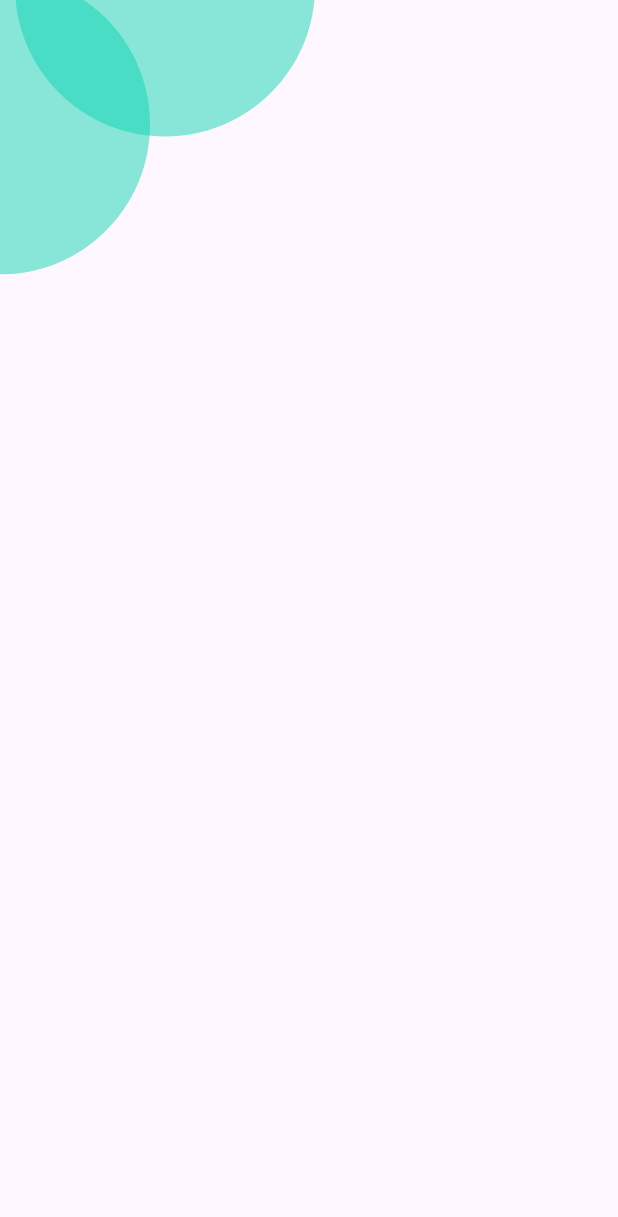
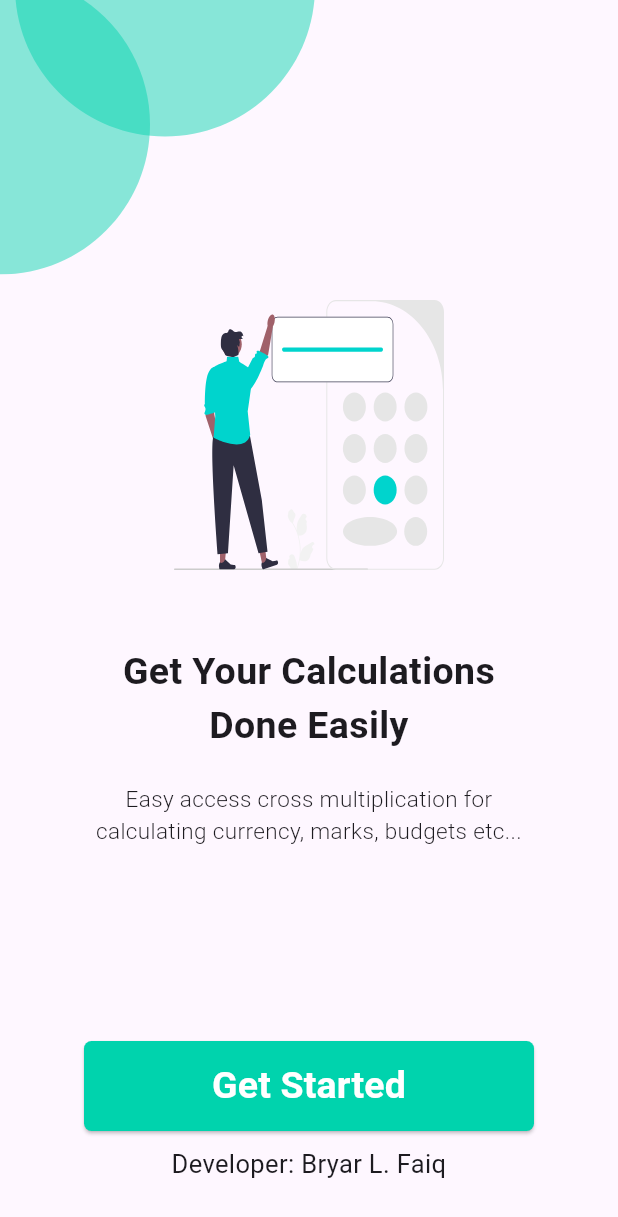
Before and after one commit to bryar1aiq/cross_multiplication, a Flutter app: the screen it shows after launch, on a phone screen of 412 x 824 dp. Shown: the top 1217 px of the screen. Run offline on Flutter 3.47's test engine with Material 3 defaults, Android fonts, the phone set to English and light mode, and no system bars; our stand-ins replace flutter_svg.

Commit message:
Added color manager, images manager, spacing manager to avoid hard codes + used flutter_svg package + Finished the OnBoardingScreen UI.

```diff
--- /dev/null
+++ b/lib/constants/app_colors.dart
@@ -0,0 +1,5 @@
+import 'dart:ui';
+
+class AppColors {
+  static const Color primaryTeal = Color(0xFF00D3AD);
+}
--- /dev/null
+++ b/lib/constants/app_images.dart
@@ -0,0 +1,10 @@
+class AppImages {
+  AppImages._();
+  // Images._(); is a private constructor which prevents the class from being instantiated.
+
+  static const String eclipses = 'assets/images/svg/eclipses.svg';
+  static const String roundedRectangle = 'assets/images/svg/rounded_rectangle.svg';
+  static const String calculationIllustration = 'assets/images/svg/calculation_illustration.svg';
+  /* static means a member is available on the class itself instead of on instances of the class.
+  const makes the variable immutable. */
+}
--- /dev/null
+++ b/lib/constants/app_sizes.dart
@@ -0,0 +1,22 @@
+import 'package:flutter/cupertino.dart';
+
+class AppSpacing {
+  // Vertical Spacing
+  static const h10 = SizedBox(height: 10,);
+  static const h20 = SizedBox(height: 20,);
+  static const h30 = SizedBox(height: 30,);
+  static const h40 = SizedBox(height: 40,);
+  static const h50 = SizedBox(height: 50,);
+  static const h60 = SizedBox(height: 60,);
+  static const h70 = SizedBox(height: 70,);
+  static const h80 = SizedBox(height: 80,);
+  static const h90 = SizedBox(height: 90,);
+  static const h100 = SizedBox(height: 100,);
+  static const h130 = SizedBox(height: 130,);
+
+  // Horizontal Spacing
+  static const w5 = SizedBox(width: 5,);
+  static const w10 = SizedBox(width: 10,);
+  static const w15 = SizedBox(width: 15,);
+  static const w20 = SizedBox(width: 20,);
+}
--- a/lib/views/colors.dart
+++ /dev/null
@@ -1,5 +0,0 @@
-import 'dart:ui';
-
-class Colors {
-  Color primaryTeal = const Color(0xFF00D3AD);
-}
--- /dev/null
+++ b/lib/views/home_screen.dart
@@ -0,0 +1,10 @@
+import 'package:flutter/material.dart';
+
+class HomeScreen extends StatelessWidget {
+  const HomeScreen({super.key});
+
+  @override
+  Widget build(BuildContext context) {
+    return const Placeholder();
+  }
+}
--- a/lib/views/onboarding_screen.dart
+++ b/lib/views/onboarding_screen.dart
@@ -1,18 +1,67 @@
+import 'package:cross_multiplication/constants/app_colors.dart';
+import 'package:cross_multiplication/constants/app_sizes.dart';
 import 'package:flutter/material.dart';
 import 'package:flutter_svg/flutter_svg.dart';
+import '../constants/app_images.dart';
 
 class OnBoardingScreen extends StatelessWidget {
   const OnBoardingScreen({super.key});
 
-  @override
-  Widget build(BuildContext context) {
+    @override
+    Widget build(BuildContext context) {
     return Scaffold(
-      body: Stack(
-        children: [
-          Positioned(
-              top: 0,
-              left: 0,
-              child: SvgPicture.asset('assets/images/svg/eclipses.svg'))
+    body: Stack(
+    children: [
+    Positioned(top: 0, left: 0, child: SvgPicture.asset(AppImages.eclipses)),
+    Positioned(
+    left: 50,
+            top: 200,
+            right: 50,
+            bottom: 50,
+            child: Column(
+              children: [
+                SvgPicture.asset(AppImages.calculationIllustration),
+                AppSpacing.h50,
+                const Text(
+                  'Get Your Calculations Done Easily',
+                  style: TextStyle(fontSize: 25, fontWeight: FontWeight.bold),
+                  textAlign: TextAlign.center,
+                ),
+                AppSpacing.h20,
+                const Text(
+                  'Easy access cross multiplication for calculating currency, marks, budgets etc...',
+                  style: TextStyle(fontSize: 15, fontWeight: FontWeight.w300),
+                  textAlign: TextAlign.center,
+                ),
+                AppSpacing.h130,
+                ElevatedButton(
+                  style: ButtonStyle(
+                      minimumSize: MaterialStateProperty.all<Size>(const Size(300, 60)),
+                      maximumSize: MaterialStateProperty.all<Size>(const Size(300, 60)),
+                      foregroundColor: MaterialStateProperty.all<Color>(Colors.white),
+                      backgroundColor: MaterialStateProperty.all<Color>(AppColors.primaryTeal),
+                      shape: MaterialStateProperty.all<RoundedRectangleBorder>(
+                          RoundedRectangleBorder(
+                              borderRadius: BorderRadius.circular(5),
+                          )
+                      )
+                  ),
+                  onPressed: () {},
+                  child: const Text(
+                    'Get Started',
+                    style: TextStyle(fontSize: 25, fontWeight: FontWeight.bold),
+                    textAlign: TextAlign.center,
+                  ),
+                ),
+                AppSpacing.h10,
+                const Text(
+                  'Developer: Bryar L. Faiq',
+                  style: TextStyle(fontSize: 17, fontWeight: FontWeight.w400),
+                  textAlign: TextAlign.center,
+                ),
+              ],
+            ),
+          )
         ],
       ),
     );
```
